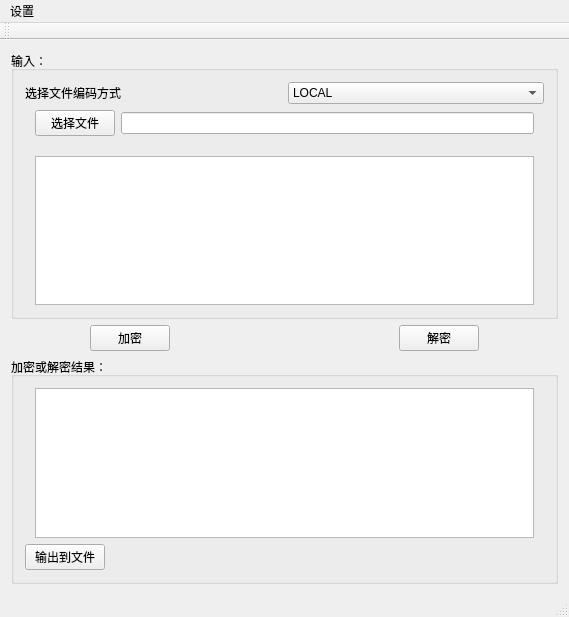
hanlonglin/Encrypt_Devcrypt, file mainwindow.ui: the form before one commit.
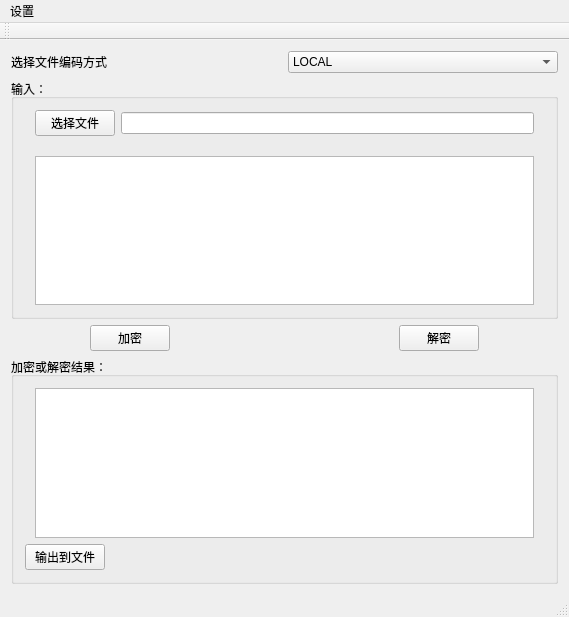
The form after the commit.

The edit to the form file:
```diff
--- a/mainwindow.ui
+++ b/mainwindow.ui
@@ -16,12 +16,6 @@
   <widget class="QWidget" name="centralWidget">
    <layout class="QVBoxLayout" name="verticalLayout_5">
     <item>
-     <widget class="QGroupBox" name="groupBox">
-      <property name="title">
-       <string>输入：</string>
-      </property>
-      <layout class="QVBoxLayout" name="verticalLayout_3">
-       <item>
         <layout class="QHBoxLayout" name="horizontalLayout_3">
          <item>
           <widget class="QLabel" name="label">
@@ -82,6 +76,25 @@
          </item>
         </layout>
        </item>
+    <item>
+     <spacer name="verticalSpacer">
+      <property name="orientation">
+       <enum>Qt::Vertical</enum>
+      </property>
+      <property name="sizeHint" stdset="0">
+       <size>
+        <width>20</width>
+        <height>40</height>
+       </size>
+      </property>
+     </spacer>
+    </item>
+    <item>
+     <widget class="QGroupBox" name="groupBox">
+      <property name="title">
+       <string>输入：</string>
+      </property>
+      <layout class="QVBoxLayout" name="verticalLayout_3">
        <item>
         <layout class="QVBoxLayout" name="verticalLayout_2">
          <property name="spacing">
```
Lines whose indentation alone changed are shown as unchanged.
